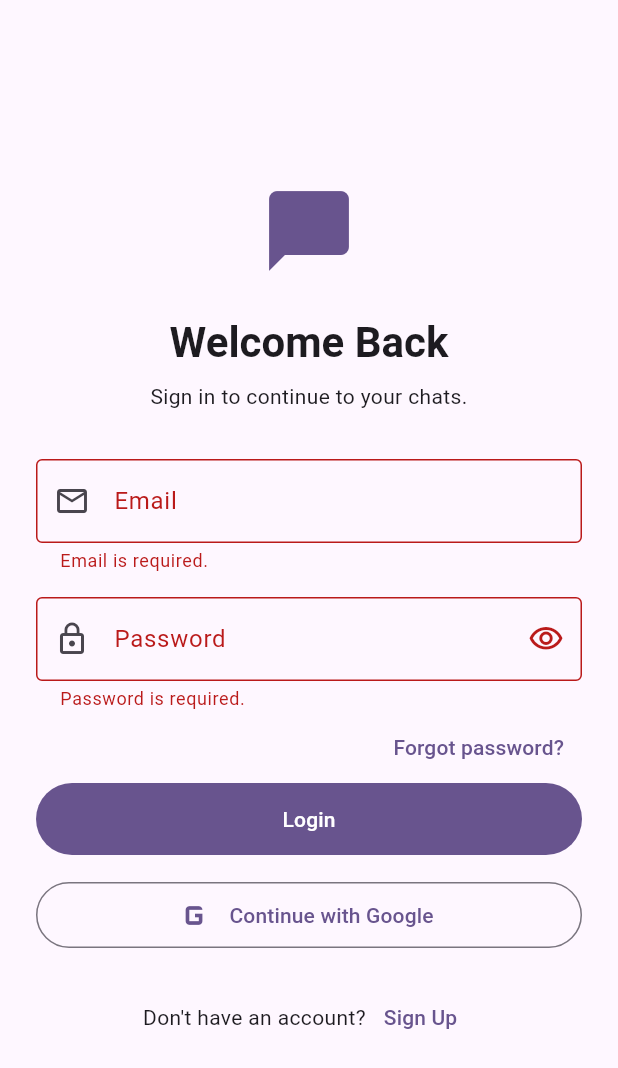
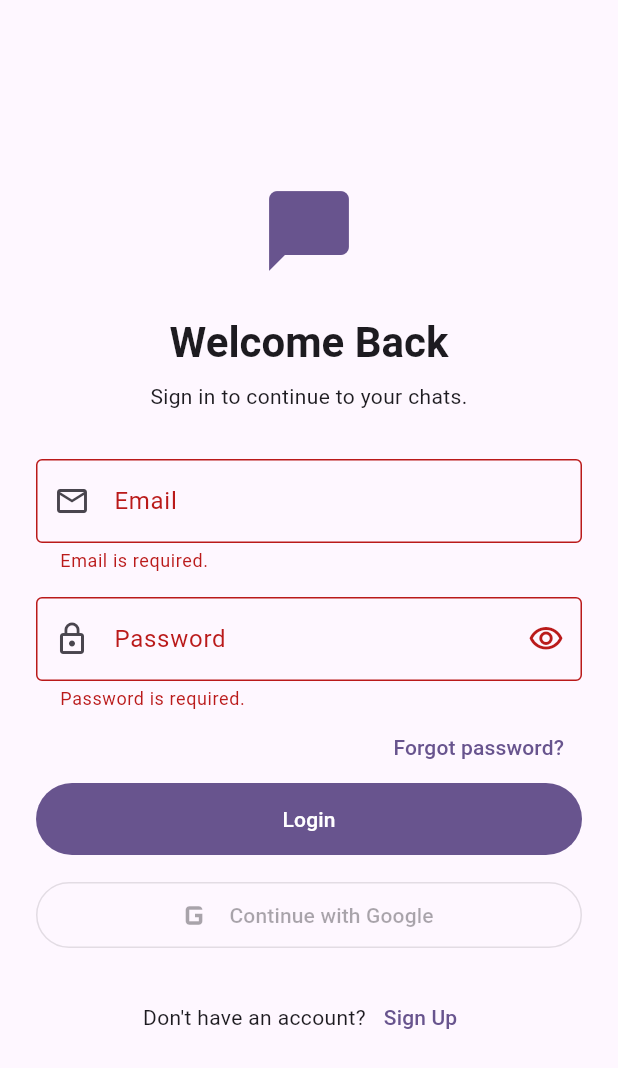
Before and after one commit to MUfoysal/real-chat, a Flutter app: the screen it shows after launch, after a tap on "Login", on a phone screen of 412 x 824 dp. Shown: the top 1068 px of the screen. Run offline on Flutter 3.47's test engine with Material 3 defaults, Android fonts, the phone set to English and light mode, and no system bars; our stand-ins replace cloud_firestore, firebase_auth, firebase_core; accounts and stored records are empty.

Commit message:
refactor(auth): temporarily disable Google sign-in

```diff
--- a/lib/features/auth/presentation/pages/login_page.dart
+++ b/lib/features/auth/presentation/pages/login_page.dart
@@ -1,3 +1,4 @@
+
 import 'package:firebase_auth/firebase_auth.dart';
 import 'package:flutter/material.dart';
 
@@ -18,7 +19,6 @@ class _LoginPageState extends State<LoginPage> {
   final _authRepository = AuthRepository();
 
   bool _isLoading = false;
-  bool _isGoogleLoading = false;
   bool _obscurePassword = true;
   String? _errorMessage;
 
@@ -39,41 +39,27 @@ class _LoginPageState extends State<LoginPage> {
 
     try {
       await _authRepository.signIn(
-        email: _emailController.text,
+        email: _emailController.text.trim(),
         password: _passwordController.text,
       );
     } on FirebaseAuthException catch (e) {
       if (!mounted) return;
-      setState(() => _errorMessage = _friendlyError(e));
+
+      setState(() {
+        _errorMessage = _friendlyError(e);
+      });
     } catch (_) {
       if (!mounted) return;
+
       setState(() {
         _errorMessage = 'Login failed. Please try again.';
       });
     } finally {
-      if (mounted) setState(() => _isLoading = false);
-    }
-  }
-
-  Future<void> _googleLogin() async {
-    setState(() {
-      _isGoogleLoading = true;
-      _errorMessage = null;
-    });
-
-    try {
-      await _authRepository.signInWithGoogle();
-    } on FirebaseAuthException catch (e) {
-      if (!mounted) return;
-      setState(() => _errorMessage = _friendlyError(e));
-    } catch (_) {
-      if (!mounted) return;
-      setState(() {
-        _errorMessage =
-            'Google Sign-In failed. Check your configuration and try again.';
-      });
-    } finally {
-      if (mounted) setState(() => _isGoogleLoading = false);
+      if (mounted) {
+        setState(() {
+          _isLoading = false;
+        });
+      }
     }
   }
 
@@ -81,18 +67,24 @@ class _LoginPageState extends State<LoginPage> {
     switch (e.code) {
       case 'invalid-email':
         return 'Please enter a valid email address.';
+
       case 'user-not-found':
       case 'wrong-password':
       case 'invalid-credential':
         return 'Email or password is incorrect.';
+
       case 'email-already-in-use':
         return 'An account already exists for this email.';
+
       case 'weak-password':
         return 'Please choose a stronger password.';
+
       case 'network-request-failed':
         return 'Network error. Check your internet connection.';
+
       case 'too-many-requests':
         return 'Too many attempts. Please try again later.';
+
       default:
         return e.message ?? 'Authentication failed. Please try again.';
     }
@@ -123,8 +115,10 @@ class _LoginPageState extends State<LoginPage> {
                     Text(
                       'Welcome Back',
                       textAlign: TextAlign.center,
-                      style: Theme.of(context).textTheme.headlineMedium
-                          ?.copyWith(fontWeight: FontWeight.bold),
+                      style:
+                          Theme.of(context).textTheme.headlineMedium?.copyWith(
+                                fontWeight: FontWeight.bold,
+                              ),
                     ),
                     const SizedBox(height: 8),
                     Text(
@@ -133,6 +127,8 @@ class _LoginPageState extends State<LoginPage> {
                       style: Theme.of(context).textTheme.bodyMedium,
                     ),
                     const SizedBox(height: 32),
+
+                    // Email field
                     TextFormField(
                       controller: _emailController,
                       keyboardType: TextInputType.emailAddress,
@@ -144,15 +140,22 @@ class _LoginPageState extends State<LoginPage> {
                       ),
                       validator: (value) {
                         final email = value?.trim() ?? '';
-                        if (email.isEmpty) return 'Email is required.';
+
+                        if (email.isEmpty) {
+                          return 'Email is required.';
+                        }
+
                         if (!RegExp(r'^[^@\s]+@[^@\s]+\.[^@\s]+$')
                             .hasMatch(email)) {
                           return 'Enter a valid email address.';
                         }
+
                         return null;
                       },
                     ),
                     const SizedBox(height: 16),
+
+                    // Password field
                     TextFormField(
                       controller: _passwordController,
                       obscureText: _obscurePassword,
@@ -178,10 +181,13 @@ class _LoginPageState extends State<LoginPage> {
                         if (value == null || value.isEmpty) {
                           return 'Password is required.';
                         }
+
                         return null;
                       },
                       onFieldSubmitted: (_) => _login(),
                     ),
+
+                    // Forgot password
                     Align(
                       alignment: Alignment.centerRight,
                       child: TextButton(
@@ -197,6 +203,8 @@ class _LoginPageState extends State<LoginPage> {
                         child: const Text('Forgot password?'),
                       ),
                     ),
+
+                    // Error message
                     if (_errorMessage != null) ...[
                       const SizedBox(height: 8),
                       Text(
@@ -206,8 +214,10 @@ class _LoginPageState extends State<LoginPage> {
                       ),
                       const SizedBox(height: 8),
                     ],
+
+                    // Email and password login
                     FilledButton(
-                      onPressed: _isLoading || _isGoogleLoading ? null : _login,
+                      onPressed: _isLoading ? null : _login,
                       child: Padding(
                         padding: const EdgeInsets.symmetric(vertical: 14),
                         child: _isLoading
@@ -222,25 +232,22 @@ class _LoginPageState extends State<LoginPage> {
                       ),
                     ),
                     const SizedBox(height: 16),
+
+                    // Google Sign-In: UI retained, functionality disabled
                     OutlinedButton.icon(
-                      onPressed: _isLoading || _isGoogleLoading
-                          ? null
-                          : _googleLogin,
-                      icon: const Icon(Icons.g_mobiledata, size: 30),
-                      label: Padding(
-                        padding: const EdgeInsets.symmetric(vertical: 12),
-                        child: _isGoogleLoading
-                            ? const SizedBox(
-                                width: 20,
-                                height: 20,
-                                child: CircularProgressIndicator(
-                                  strokeWidth: 2,
-                                ),
-                              )
-                            : const Text('Continue with Google'),
+                      onPressed: null,
+                      icon: const Icon(
+                        Icons.g_mobiledata,
+                        size: 30,
+                      ),
+                      label: const Padding(
+                        padding: EdgeInsets.symmetric(vertical: 12),
+                        child: Text('Continue with Google'),
                       ),
                     ),
                     const SizedBox(height: 20),
+
+                    // Sign-up navigation
                     Wrap(
                       alignment: WrapAlignment.center,
                       crossAxisAlignment: WrapCrossAlignment.center,
```
Also changed, not shown: lib/features/auth/data/auth_repository.dart (+7 -52 lines), lib/features/auth/presentation/pages/signup_page.dart (+4 -5 lines).
